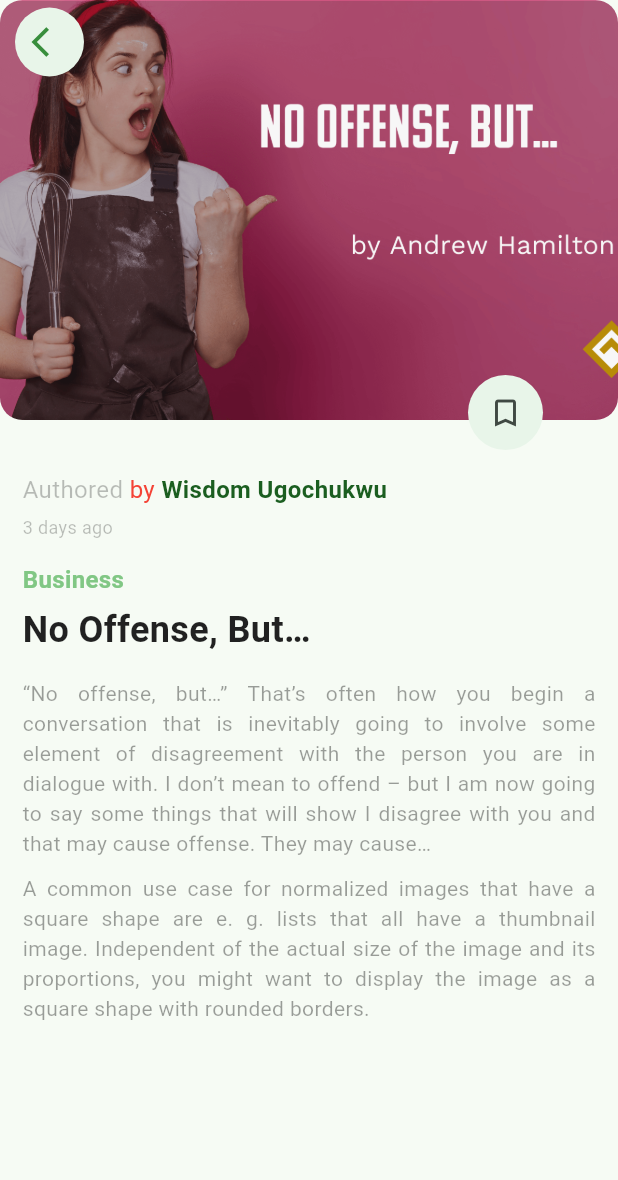
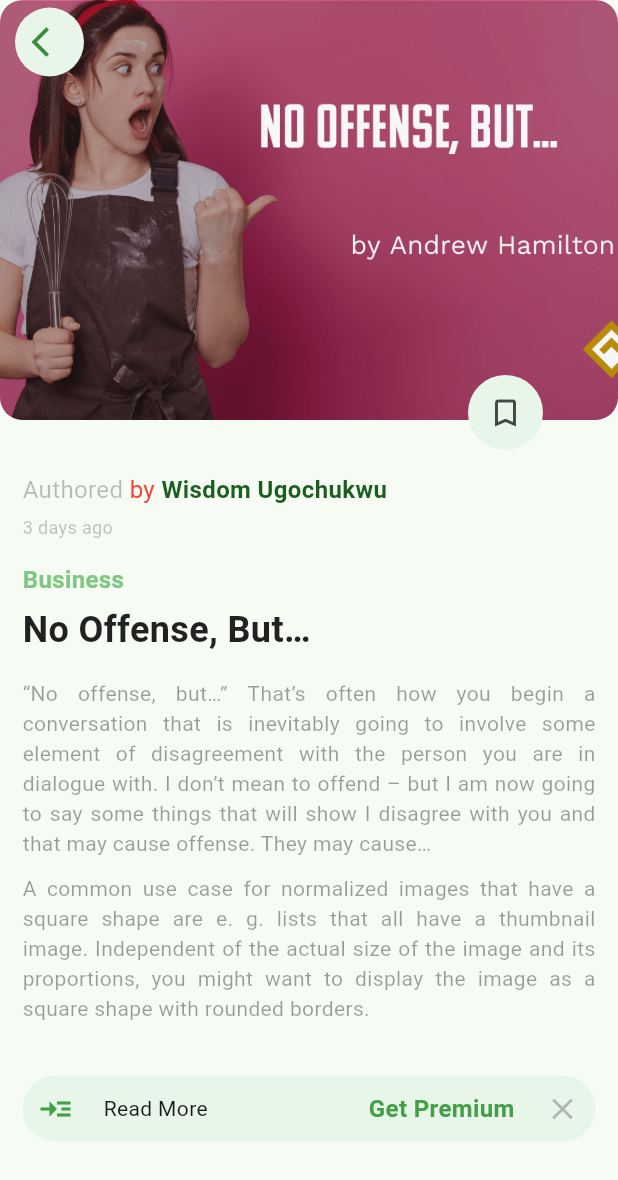
Before and after one commit to wisdomscode/njablog, a Flutter app: the screen it shows after launch, after a tap on "Wisdom Ugochukwu", on a phone screen of 412 x 824 dp. Shown: the top 1180 px of the screen. Run offline on Flutter 3.47's test engine with Material 3 defaults, Android fonts, the light colour scheme and no system bars; network calls fail.

Commit message:
Minor adjustment

```diff
--- a/lib/screens/post_detail_screen.dart
+++ b/lib/screens/post_detail_screen.dart
@@ -121,6 +121,41 @@ class PostDetailScreen extends StatelessWidget {
                     style: TextStyle(color: Colors.black38, fontSize: 14),
                     textAlign: TextAlign.justify,
                   ),
+                  const SizedBox(height: 35),
+                  Container(
+                    padding: const EdgeInsets.all(10),
+                    decoration: BoxDecoration(color: Colors.green.shade50, shape: BoxShape.rectangle, borderRadius: BorderRadius.circular(30)),
+                    child: Row(
+                      mainAxisAlignment: MainAxisAlignment.spaceEvenly,
+                      children: [
+                        Row(
+                          children: [
+                            Icon(
+                              Icons.read_more,
+                              color: Colors.green.shade600,
+                            ),
+                            const SizedBox(width: 20),
+                            const Text('Read More'),
+                          ],
+                        ),
+                        const Spacer(),
+                        Row(
+                          children: [
+                            Text(
+                              'Get Premium',
+                              style: TextStyle(color: Colors.green.shade600, fontSize: 16, fontWeight: FontWeight.bold),
+                            ),
+                            const SizedBox(width: 20),
+                            const Icon(
+                              Icons.close,
+                              color: Colors.black26,
+                            ),
+                          ],
+                        ),
+                      ],
+                    ),
+                  ),
+                  const SizedBox(height: 50),
                 ],
               ),
             ),
```
